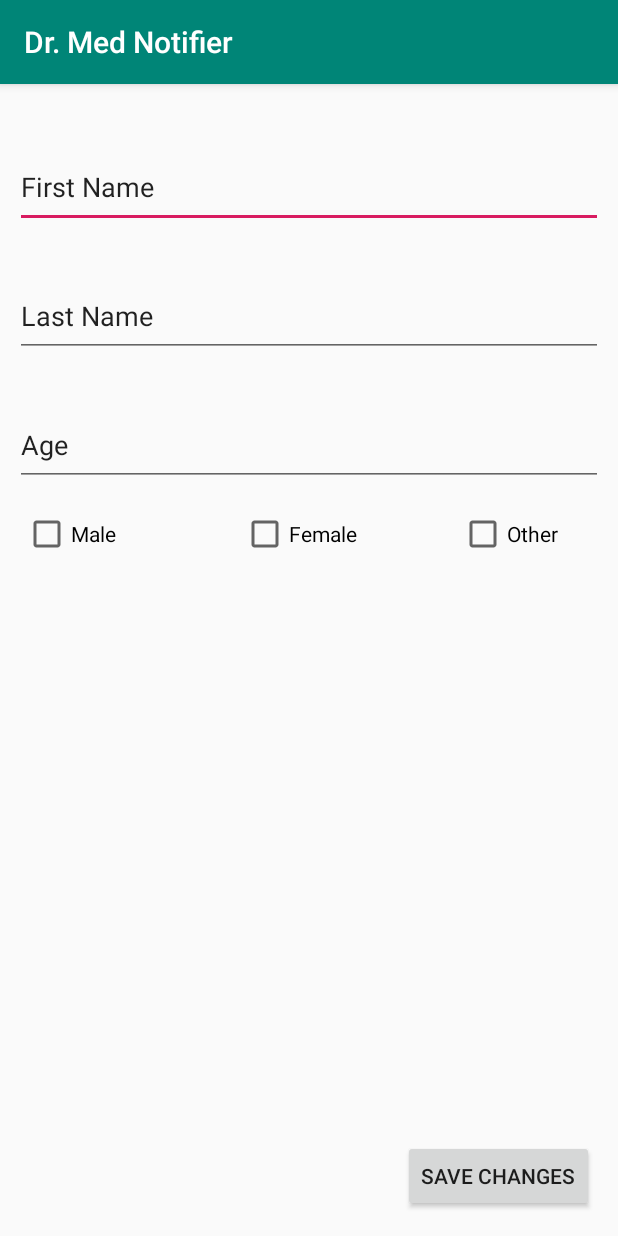
After one commit to TeamSAYY/COMP3004Project, an Android app: the PersonalInfoActivity screen opened directly, with no data from a screen before it, on a phone screen of 412 x 824 dp. The commit adds this screen. Run offline under Robolectric (Android 15) with nearby library versions, the phone set to English and light mode, and no system bars.

Commit message:
Created Personal Information Page and added related strings.

```diff
--- a/app/src/main/AndroidManifest.xml
+++ b/app/src/main/AndroidManifest.xml
@@ -9,6 +9,7 @@
         android:roundIcon="@mipmap/ic_launcher_round"
         android:supportsRtl="true"
         android:theme="@style/AppTheme">
+        <activity android:name=".PersonalInfoActivity"></activity>
         <activity
             android:name=".MainActivity"
             android:label="@string/app_name">
--- /dev/null
+++ b/app/src/main/java/com/example/drmednotifier/PersonalInfoActivity.java
@@ -0,0 +1,13 @@
+package com.example.drmednotifier;
+
+import android.support.v7.app.AppCompatActivity;
+import android.os.Bundle;
+
+public class PersonalInfoActivity extends AppCompatActivity {
+
+    @Override
+    protected void onCreate(Bundle savedInstanceState) {
+        super.onCreate(savedInstanceState);
+        setContentView(R.layout.activity_personal_info);
+    }
+}
--- /dev/null
+++ b/app/src/main/res/layout/activity_personal_info.xml
@@ -0,0 +1,87 @@
+<?xml version="1.0" encoding="utf-8"?>
+<android.support.constraint.ConstraintLayout xmlns:android="http://schemas.android.com/apk/res/android"
+    xmlns:app="http://schemas.android.com/apk/res-auto"
+    xmlns:tools="http://schemas.android.com/tools"
+    android:layout_width="match_parent"
+    android:layout_height="match_parent"
+    tools:context=".PersonalInfoActivity">
+
+    <LinearLayout
+        android:layout_width="match_parent"
+        android:layout_height="match_parent"
+        android:orientation="vertical"
+        android:padding="10dp"
+        app:layout_constraintBottom_toBottomOf="parent"
+        app:layout_constraintEnd_toEndOf="parent"
+        app:layout_constraintHorizontal_bias="0.0"
+        app:layout_constraintStart_toStartOf="parent"
+        app:layout_constraintTop_toTopOf="parent"
+        app:layout_constraintVertical_bias="0.0">
+
+        <EditText
+            android:id="@+id/textFIrstName"
+            android:layout_width="match_parent"
+            android:layout_height="54dp"
+            android:layout_marginTop="32dp"
+            android:editable="false"
+            android:ems="10"
+            android:inputType="textPersonName"
+            android:text="First Name" />
+
+        <EditText
+            android:id="@+id/textLastName"
+            android:layout_width="match_parent"
+            android:layout_height="54dp"
+            android:layout_marginTop="32dp"
+            android:editable="false"
+            android:ems="10"
+            android:inputType="textPersonName"
+            android:text="Last Name" />
+
+        <EditText
+            android:id="@+id/editTextNumber"
+            android:layout_width="match_parent"
+            android:layout_height="54dp"
+            android:layout_marginTop="32dp"
+            android:ems="10"
+            android:inputType="number"
+            android:text="Age" />
+
+        <LinearLayout
+            android:layout_width="match_parent"
+            android:layout_height="match_parent"
+            android:orientation="horizontal"
+            android:padding="5dp">
+
+            <CheckBox
+                android:id="@+id/checkBoxMale"
+                android:layout_width="145dp"
+                android:layout_height="53dp"
+                android:text="Male" />
+
+            <CheckBox
+                android:id="@+id/checkBoxFemale"
+                android:layout_width="145dp"
+                android:layout_height="53dp"
+                android:text="Female" />
+
+            <CheckBox
+                android:id="@+id/checkBoxOther"
+                android:layout_width="145dp"
+                android:layout_height="53dp"
+                android:text="Other" />
+        </LinearLayout>
+
+    </LinearLayout>
+
+    <Button
+        android:id="@+id/btnSaveChanges"
+        android:layout_width="wrap_content"
+        android:layout_height="wrap_content"
+        android:layout_marginEnd="16dp"
+        android:layout_marginBottom="16dp"
+        android:text="Save Changes"
+        app:layout_constraintBottom_toBottomOf="parent"
+        app:layout_constraintEnd_toEndOf="parent" />
+
+</android.support.constraint.ConstraintLayout>
--- a/app/src/main/res/values/strings.xml
+++ b/app/src/main/res/values/strings.xml
@@ -3,4 +3,14 @@
     <string name="title_home">Home</string>
     <string name="title_dashboard">Dashboard</string>
     <string name="title_notifications">Notifications</string>
+
+    <string name="add_personal_info_page">Add Personal Information</string>
+    <string name="edit_personal_info_page">Edit Personal Information</string>
+    <string name="fname_personal_info_page">First Name</string>
+    <string name="lname_personal_info_page">Last Name</string>
+    <string name="age_personal_info_page">Age</string>
+    <string name="male_personal_info_page">Male</string>
+    <string name="female_personal_info_page">Female</string>
+    <string name="other_personal_info_page">Other</string>
+
 </resources>
--- a/build.gradle
+++ b/build.gradle
@@ -7,7 +7,7 @@ buildscript {
 
     }
     dependencies {
-        classpath 'com.android.tools.build:gradle:3.4.1'
+        classpath 'com.android.tools.build:gradle:4.0.1'
 
         // NOTE: Do not place your application dependencies here; they belong
         // in the individual module build.gradle files
```
Also changed, not shown: gradle/wrapper/gradle-wrapper.properties.
